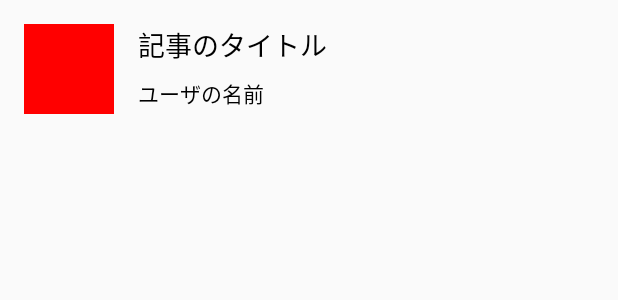
After one commit to ttanaka330/QiitaClient, an Android app: the layout view_article.xml on its own in the app's theme, with its tools: preview values and no code run, on a phone screen of 412 x 824 dp. The commit adds this screen. Shown: the top 300 px of the screen. Run offline under Robolectric (Android 15) with nearby library versions, the phone set to English and light mode, and no system bars.

Commit message:
Library update etc.

```diff
--- a/app/src/main/kotlin/sample/qiitaclient/ArticleActivity.kt
+++ b/app/src/main/kotlin/sample/qiitaclient/ArticleActivity.kt
@@ -22,11 +22,11 @@ class ArticleActivity : AppCompatActivity() {
         super.onCreate(savedInstanceState)
         setContentView(R.layout.activity_article)
 
-        val articleView = findViewById(R.id.article_view) as ArticleView
-        val webView = findViewById(R.id.web_view) as WebView
+        val articleView = findViewById<ArticleView>(R.id.article_view)
+        val webView = findViewById<WebView>(R.id.web_view)
 
         val article: Article = intent.getParcelableExtra(ARTICLE_EXTRA)
-        articleView.setArthicle(article)
+        articleView.setArticle(article)
         webView.loadUrl(article.url)
     }
 }
--- a/app/src/main/kotlin/sample/qiitaclient/ArticleListAdapter.kt
+++ b/app/src/main/kotlin/sample/qiitaclient/ArticleListAdapter.kt
@@ -19,7 +19,7 @@ class ArticleListAdapter(private val context: Context) : BaseAdapter() {
 
     override fun getView(position: Int, convertView: View?, parent: ViewGroup?): View =
             ((convertView as? ArticleView) ?: ArticleView(context)).apply {
-                setArthicle(articles[position])
+                setArticle(articles[position])
             }
 
 }
--- a/app/src/main/kotlin/sample/qiitaclient/client/ArticleClient.kt
+++ b/app/src/main/kotlin/sample/qiitaclient/client/ArticleClient.kt
@@ -1,9 +1,9 @@
 package sample.qiitaclient.client
 
-import sample.qiitaclient.model.Article
+import io.reactivex.Observable
 import retrofit2.http.GET
 import retrofit2.http.Query
-import rx.Observable
+import sample.qiitaclient.model.Article
 
 interface ArticleClient {
 
--- a/app/src/main/kotlin/sample/qiitaclient/dagger/ClientModule.kt
+++ b/app/src/main/kotlin/sample/qiitaclient/dagger/ClientModule.kt
@@ -6,7 +6,7 @@ import com.google.gson.GsonBuilder
 import dagger.Module
 import dagger.Provides
 import retrofit2.Retrofit
-import retrofit2.adapter.rxjava.RxJavaCallAdapterFactory
+import retrofit2.adapter.rxjava2.RxJava2CallAdapterFactory
 import retrofit2.converter.gson.GsonConverterFactory
 import sample.qiitaclient.client.ArticleClient
 import javax.inject.Singleton
@@ -25,7 +25,7 @@ class ClientModule {
     fun provideRetrofit(gson: Gson): Retrofit = Retrofit.Builder()
             .baseUrl("https://qiita.com")
             .addConverterFactory(GsonConverterFactory.create(gson))
-            .addCallAdapterFactory(RxJavaCallAdapterFactory.create())
+            .addCallAdapterFactory(RxJava2CallAdapterFactory.create())
             .build()
 
     @Provides
--- a/app/src/main/kotlin/sample/qiitaclient/model/User.kt
+++ b/app/src/main/kotlin/sample/qiitaclient/model/User.kt
@@ -10,9 +10,8 @@ data class User(val id: String,
     companion object {
         @JvmField
         val CREATOR: Parcelable.Creator<User> = object : Parcelable.Creator<User> {
-            override fun createFromParcel(source: Parcel): User = source.run {
-                User(readString(), readString(), readString())
-            }
+            override fun createFromParcel(source: Parcel): User =
+                    source.run { User(readString(), readString(), readString()) }
 
             override fun newArray(size: Int): Array<User?> = arrayOfNulls(size)
         }
--- a/app/src/main/res/layout/activity_main.xml
+++ b/app/src/main/res/layout/activity_main.xml
@@ -35,13 +35,13 @@
             android:layout_width="0dp"
             android:layout_height="wrap_content"
             android:layout_weight="1"
-            android:lines="1" />
+            android:hint="@string/search_hint" />
 
         <Button
             android:id="@+id/search_button"
             android:layout_width="wrap_content"
             android:layout_height="wrap_content"
-            android:text="検索" />
+            android:text="@string/search" />
     </LinearLayout>
 
 </LinearLayout>
--- /dev/null
+++ b/app/src/main/res/layout/view_article.xml
@@ -0,0 +1,41 @@
+<?xml version="1.0" encoding="utf-8"?>
+<RelativeLayout xmlns:android="http://schemas.android.com/apk/res/android"
+    xmlns:tools="http://schemas.android.com/tools"
+    android:layout_width="match_parent"
+    android:layout_height="wrap_content"
+    android:padding="16dp">
+
+    <ImageView
+        android:id="@+id/profile_image_view"
+        android:layout_width="60dp"
+        android:layout_height="60dp"
+        android:layout_centerVertical="true"
+        android:contentDescription="@string/profile_image_content_description"
+        tools:background="#f00" />
+
+    <TextView
+        android:id="@+id/title_text_view"
+        android:layout_width="wrap_content"
+        android:layout_height="wrap_content"
+        android:layout_marginLeft="16dp"
+        android:layout_marginStart="16dp"
+        android:layout_toEndOf="@id/profile_image_view"
+        android:layout_toRightOf="@id/profile_image_view"
+        android:ellipsize="end"
+        android:maxLines="2"
+        android:textColor="@android:color/black"
+        android:textSize="18sp"
+        tools:text="記事のタイトル" />
+
+    <TextView
+        android:id="@+id/user_name_text_view"
+        android:layout_width="wrap_content"
+        android:layout_height="wrap_content"
+        android:layout_alignLeft="@id/title_text_view"
+        android:layout_alignStart="@id/title_text_view"
+        android:layout_below="@id/title_text_view"
+        android:layout_marginTop="8dp"
+        android:textColor="@android:color/black"
+        android:textSize="14sp"
+        tools:text="ユーザの名前" />
+</RelativeLayout>
--- a/app/src/main/res/values/strings.xml
+++ b/app/src/main/res/values/strings.xml
@@ -1,3 +1,6 @@
 <resources>
     <string name="app_name">QiitaClient</string>
+    <string name="search">Search</string>
+    <string name="search_hint">Please enter a search keyword</string>
+    <string name="profile_image_content_description">Profile image</string>
 </resources>
```
Also changed, not shown: app/build.gradle (+25 -21 lines), app/src/main/kotlin/sample/qiitaclient/MainActivity.kt (+11 -10 lines), app/src/main/kotlin/sample/qiitaclient/QiitaClientApp.kt (+7 -5 lines), app/src/main/kotlin/sample/qiitaclient/dagger/ActivityModule.kt (added, +13 -0 lines), app/src/main/kotlin/sample/qiitaclient/dagger/AppComponent.kt (+15 -4 lines), app/src/main/kotlin/sample/qiitaclient/view/ArticleView.kt (+8 -5 lines), 2 other files.
